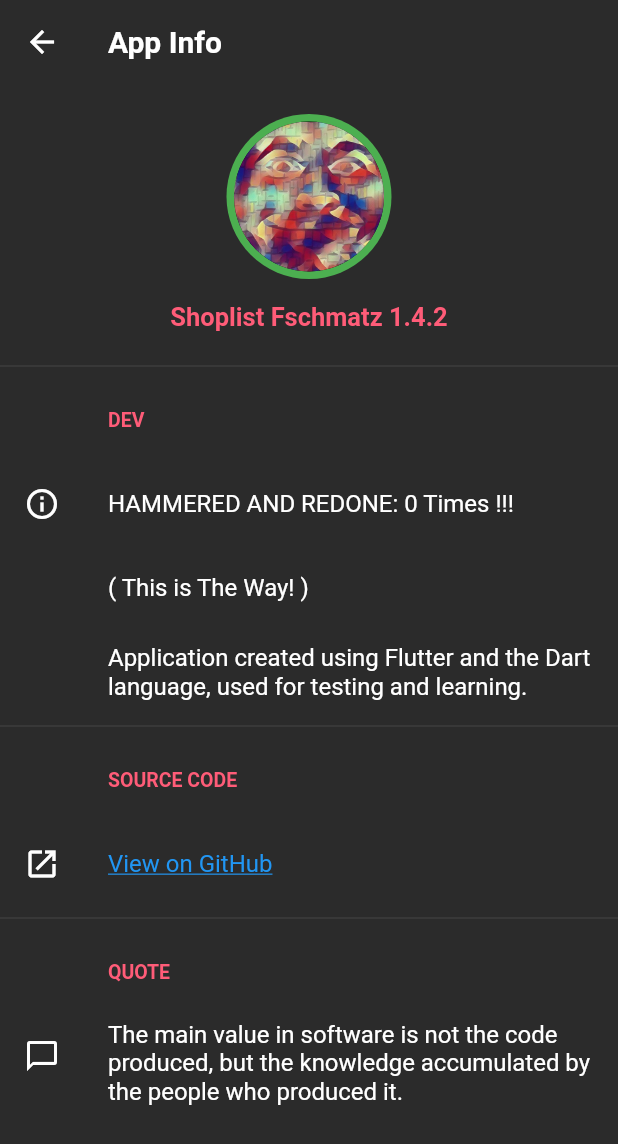
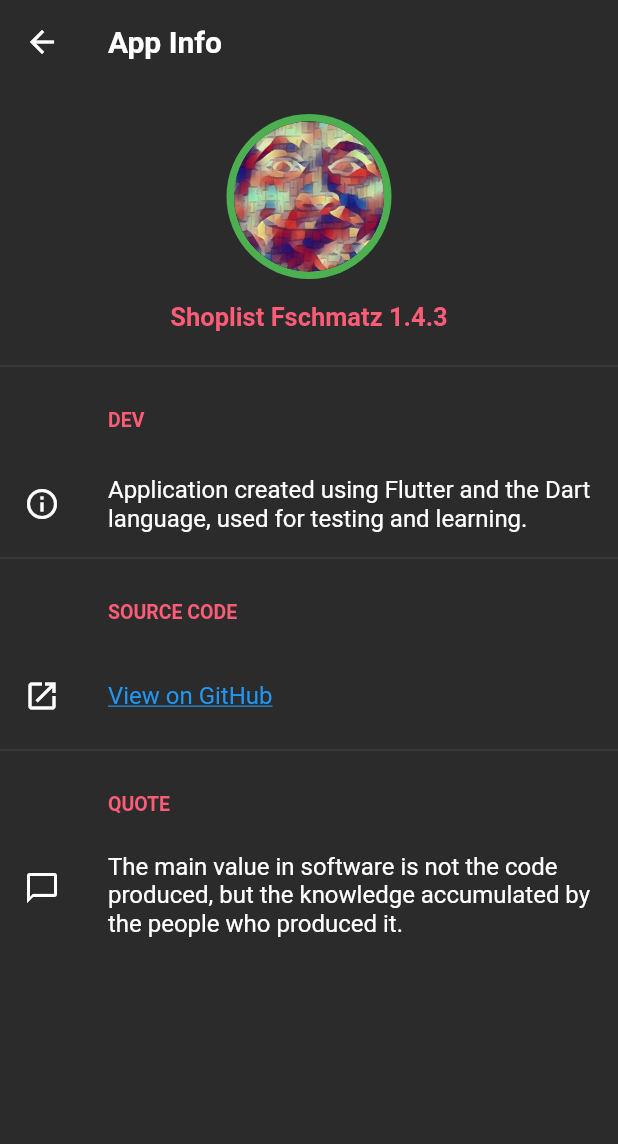
Before and after one commit to Fschmatz/shoppinglistfschmtz, a Flutter app: the AppInfoPage screen opened directly, on a phone screen of 412 x 824 dp. Shown: the top 1144 px of the screen. Run offline on Flutter 3.47's test engine with Material 2 defaults, Android fonts, the phone set to English and light mode, and no system bars; our stand-ins replace flutter_colorpicker, shared_preferences, sqflite; missing offline and left inert: flutter_animator; accounts and stored records are empty.

Commit message:
Update 1.4.3

```diff
--- a/lib/configs/app_info_page.dart
+++ b/lib/configs/app_info_page.dart
@@ -53,30 +53,9 @@ class AppInfoPage extends StatelessWidget {
                     fontWeight: FontWeight.w700,
                     color: themeColorApp)),
           ),
+
           const ListTile(
             leading: Icon( Icons.info_outline),
-            title: Text(
-              "HAMMERED AND REDONE: 0 Times !!!",
-              style: TextStyle(
-                fontSize: 16,
-              ),
-            ),
-          ),
-          const ListTile(
-            leading: SizedBox(
-              height: 0.1,
-            ),
-            title: Text(
-              "( This is The Way! )",
-              style: TextStyle(
-                fontSize: 16,
-              ),
-            ),
-          ),
-          const ListTile(
-            leading: SizedBox(
-              height: 0.1,
-            ),
             title: Text(
               "Application created using Flutter and the Dart language, used for testing and learning.",
               style: TextStyle(
--- a/lib/main.dart
+++ b/lib/main.dart
@@ -3,6 +3,8 @@ import 'package:shoppinglistfschmtz/pages/home/home.dart';
 import 'package:shoppinglistfschmtz/util/theme.dart';
 import 'package:provider/provider.dart';
 import 'package:shoppinglistfschmtz/db/criador_db.dart';
+
+import 'app.dart';
 
 Future<void> main() async {
   WidgetsFlutterBinding.ensureInitialized();
@@ -15,7 +17,7 @@ Future<void> main() async {
       builder: (context, ThemeNotifier notifier, child) {
         return MaterialApp(
           theme: notifier.darkTheme ? dark : light,
-          home: Home(),
+          home: const App(),
         );
       },
     ),
--- a/lib/pages/home/home.dart
+++ b/lib/pages/home/home.dart
@@ -32,7 +32,6 @@ class _HomeState extends State<Home> {
   _loadFromPrefs() async {
     SharedPreferences prefs = await SharedPreferences.getInstance();
     showItemCount =  prefs.getBool('showItemCount') ?? true;
-    print('hhh');
   }
 
   Future<void> getShopLists() async {
--- a/lib/util/changelog.dart
+++ b/lib/util/changelog.dart
@@ -1,10 +1,10 @@
 class Changelog{
 
-  static String appVersion = "1.4.2";
+  static String appVersion = "1.4.3";
   static String appName = "Shoplist Fschmatz";
 
   static String changelogCurrent = '''
-1.4.2
+1.4.3
 - Home Changes
 - Small Fixes
 - Lints
--- a/lib/util/theme.dart
+++ b/lib/util/theme.dart
@@ -22,6 +22,9 @@ ThemeData light = ThemeData(
     ),
     cardTheme: const CardTheme(
       color: Color(0xFFFFFFFF),
+    ),
+    bottomNavigationBarTheme: const BottomNavigationBarThemeData(
+      backgroundColor: Color(0xFFE5E5E5),
     ),
     dialogTheme: const DialogTheme(
       backgroundColor: Color(0xFFFFFFFF),
@@ -48,6 +51,9 @@ ThemeData dark = ThemeData(
     ),
     cardTheme: const CardTheme(
       color: Color(0xFF323232),
+    ),
+    bottomNavigationBarTheme: const BottomNavigationBarThemeData(
+      backgroundColor: Color(0xFF202020),
     ),
     dialogTheme: const DialogTheme(
       backgroundColor: Color(0xFF2B2B2B),
--- a/pubspec.yaml
+++ b/pubspec.yaml
@@ -15,7 +15,7 @@ publish_to: 'none' # Remove this line if you wish to publish to pub.dev
 # In iOS, build-name is used as CFBundleShortVersionString while build-number used as CFBundleVersion.
 # Read more about iOS versioning at
 # https://developer.apple.com/library/archive/documentation/General/Reference/InfoPlistKeyReference/Articles/CoreFoundationKeys.html
-version: 1.4.2
+version: 1.4.3
 
 environment:
   sdk: ">=2.7.0 <3.0.0"
```
Also changed, not shown: lib/app.dart (added, +31 -0 lines), pubspec.lock.
